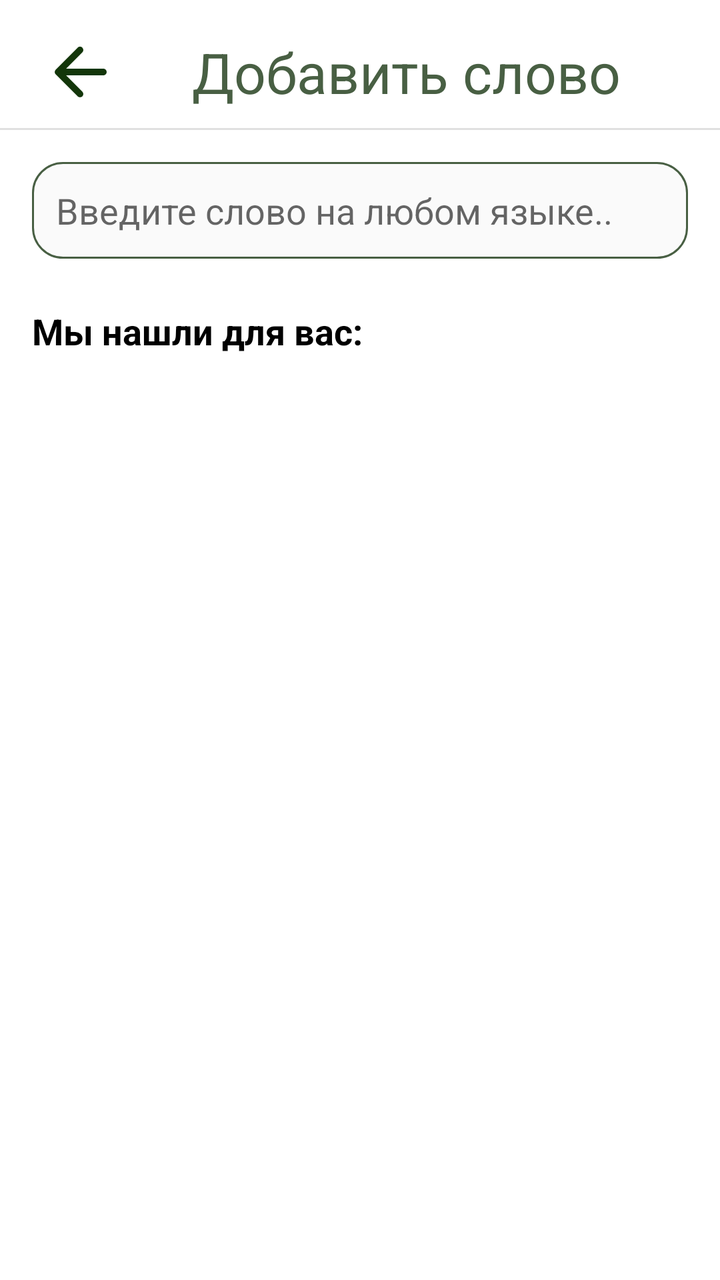
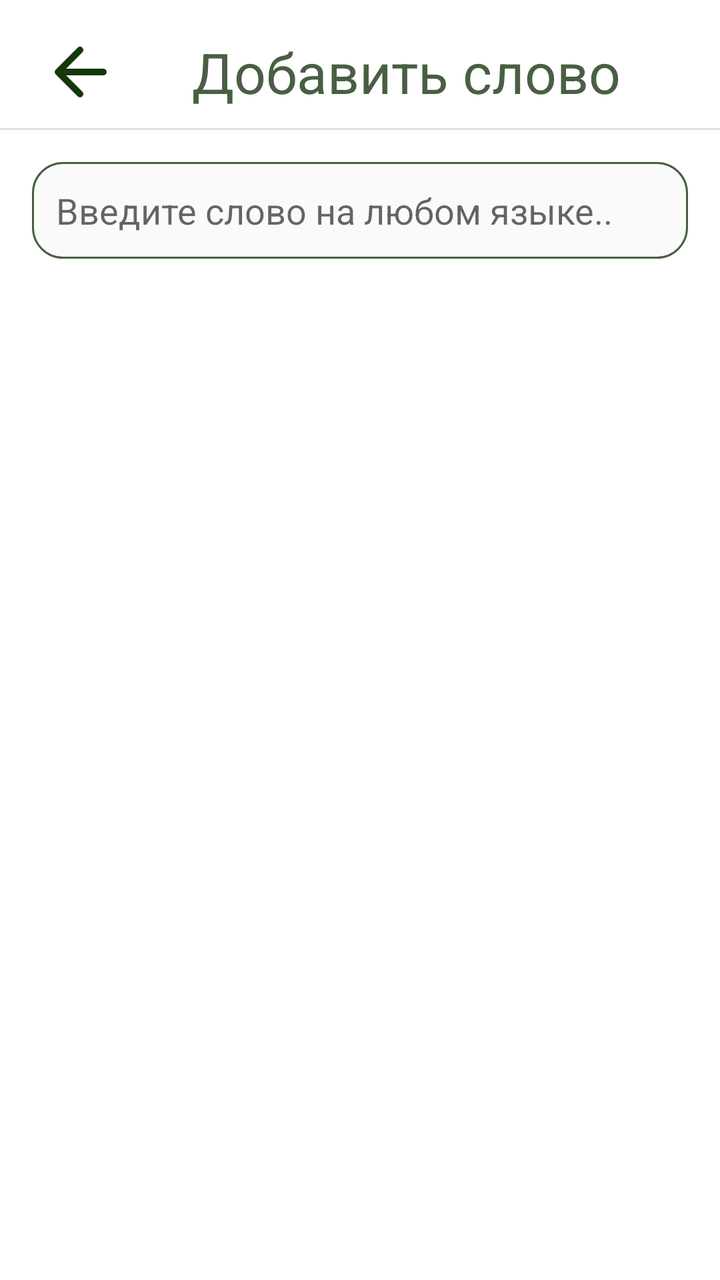

Before-and-after screenshots of an Android layout around one commit, followed by the original layout XML and the change that was made.
<!-- AndroidManifest.xml: fallback theme Theme.MaterialComponents.DayNight.NoActionBar -->
<!-- res/layout/addwords.xml -->
<?xml version="1.0" encoding="utf-8"?>
<LinearLayout xmlns:android="http://schemas.android.com/apk/res/android"
    android:layout_width="match_parent"
    android:layout_height="match_parent"
    android:orientation="vertical"
    android:background="#FFFFFF">

    <LinearLayout
        android:layout_width="match_parent"
        android:layout_height="wrap_content"
        android:orientation="vertical">
        <LinearLayout
            style="@style/HeaderLayout">
            <ImageView
                android:id="@+id/close"
                style="@style/IconLarge"
                android:src="@drawable/round_arrow_back"
                android:layout_marginEnd="@dimen/back_button_margin_end" />

            <TextView
                android:layout_width="0dp"
                android:layout_height="wrap_content"
                android:layout_weight="1"
                android:text="Добавить слово"
                style="@style/HeaderTitle" />
        </LinearLayout>
        <View style="@style/Divider" />
    </LinearLayout>

    <LinearLayout
        android:layout_width="match_parent"
        android:layout_height="match_parent"
        android:orientation="vertical"
        android:padding="16dp">

    <EditText
        android:id="@+id/wordInput"
        android:layout_width="match_parent"
        android:layout_height="wrap_content"
        android:hint="Введите слово на любом языке.."
        android:padding="12dp"
        android:textColor="#666666"
        android:background="@drawable/edittext_background"
        android:layout_marginBottom="24dp"/>


    <TextView
        android:layout_width="wrap_content"
        android:layout_height="wrap_content"
        android:text="Мы нашли для вас:"
        android:textSize="18sp"
        android:textStyle="bold"
        android:textColor="#000000"
        android:layout_marginBottom="16dp"/>

        <ScrollView
            android:layout_width="match_parent"
            android:layout_height="match_parent">

            <LinearLayout
                android:id="@+id/addwords"
                style="@style/ScrollContent" />
        </ScrollView>
    </LinearLayout>

</LinearLayout>
<!-- resources referenced by this layout -->
<resources>
  <dimen name="back_button_margin_end">36dp</dimen>
  <!-- drawable edittext_background (drawable) -->
  <?xml version="1.0" encoding="utf-8"?>
  <shape xmlns:android="http://schemas.android.com/apk/res/android">
      <solid android:color="#FAFAFA"/>
      <stroke android:width="1dp" android:color="@color/darkGreen"/>
      <corners android:radius="15dp"/>
      <padding android:left="8dp" android:top="8dp" android:right="8dp" android:bottom="8dp"/>
  </shape>
  <!-- drawable round_arrow_back (drawable) -->
  <vector xmlns:android="http://schemas.android.com/apk/res/android" android:autoMirrored="true" android:height="24dp" android:tint="#13360A" android:viewportHeight="24" android:viewportWidth="24" android:width="24dp">
        
      <path android:fillColor="@android:color/white" android:pathData="M19,11H7.83l4.88,-4.88c0.39,-0.39 0.39,-1.03 0,-1.42 -0.39,-0.39 -1.02,-0.39 -1.41,0l-6.59,6.59c-0.39,0.39 -0.39,1.02 0,1.41l6.59,6.59c0.39,0.39 1.02,0.39 1.41,0 0.39,-0.39 0.39,-1.02 0,-1.41L7.83,13H19c0.55,0 1,-0.45 1,-1s-0.45,-1 -1,-1z"/>
      
  </vector>
  <style name="Divider">
          <item name="android:layout_width">match_parent</item>
          <item name="android:layout_height">@dimen/divider_height</item>
          <item name="android:background">@color/divider</item>
      </style>
  <style name="HeaderLayout">
          <item name="android:layout_width">match_parent</item>
          <item name="android:layout_height">@dimen/header_height</item>
          <item name="android:layout_marginTop">@dimen/header_margin_top</item>
          <item name="android:gravity">center_vertical</item>
          <item name="android:paddingHorizontal">@dimen/header_padding_horizontal</item>
      </style>
  <style name="HeaderTitle">
          <item name="android:textSize">@dimen/text_size_header</item>
          <item name="android:textColor">@color/darkGreen</item>
      </style>
  <style name="IconLarge">
          <item name="android:layout_width">@dimen/icon_size_large</item>
          <item name="android:layout_height">@dimen/icon_size_large</item>
      </style>
  <style name="ScrollContent">
          <item name="android:layout_width">match_parent</item>
          <item name="android:layout_height">wrap_content</item>
          <item name="android:orientation">vertical</item>
          <item name="android:paddingTop">@dimen/scroll_padding_top</item>
          <item name="android:paddingBottom">@dimen/scroll_padding_bottom</item>
      </style>
  <color name="darkGreen">#485F43</color>
  <dimen name="divider_height">1dp</dimen>
  <color name="divider">#E0E0E0</color>
  <dimen name="header_height">56dp</dimen>
  <dimen name="header_margin_top">8dp</dimen>
  <dimen name="header_padding_horizontal">20dp</dimen>
  <dimen name="text_size_header">28sp</dimen>
  <dimen name="icon_size_large">40dp</dimen>
  <dimen name="scroll_padding_top">10dp</dimen>
  <dimen name="scroll_padding_bottom">90dp</dimen>
</resources>

<!-- the commit's change to res/layout/addwords.xml (unified diff, before → after) -->
@@ -45,13 +45,15 @@
 
 
     <TextView
+        android:id="@+id/found_text"
         android:layout_width="wrap_content"
         android:layout_height="wrap_content"
         android:text="Мы нашли для вас:"
         android:textSize="18sp"
         android:textStyle="bold"
         android:textColor="#000000"
-        android:layout_marginBottom="16dp"/>
+        android:layout_marginBottom="16dp"
+        android:visibility="gone"/>
 
         <ScrollView
             android:layout_width="match_parent"
